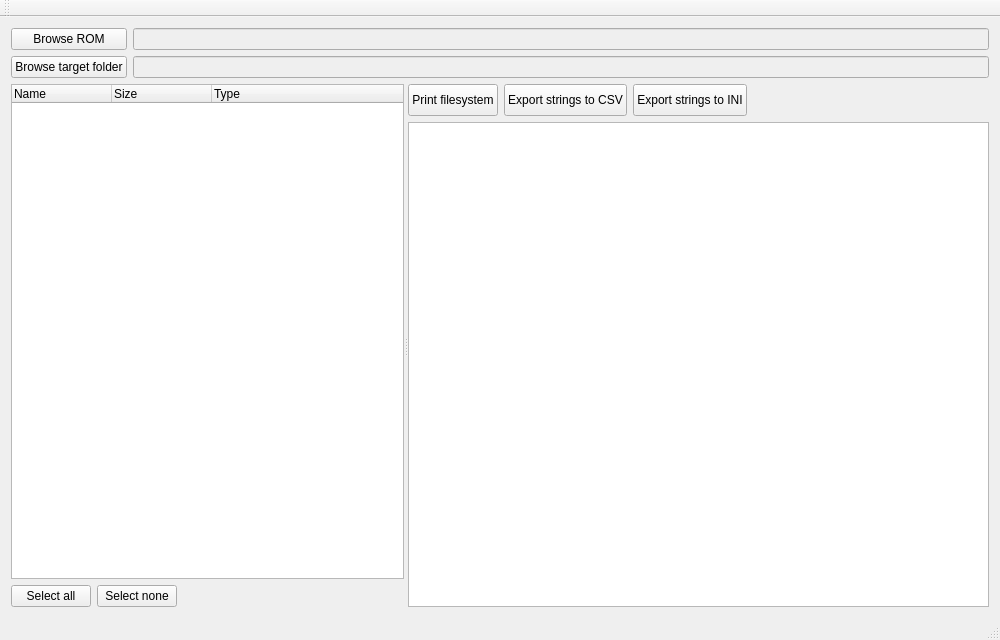
Above: src/ui/QtNDSLocUtils.ui from justedni/nds_loc_utils before the change. Below: the same form after it.
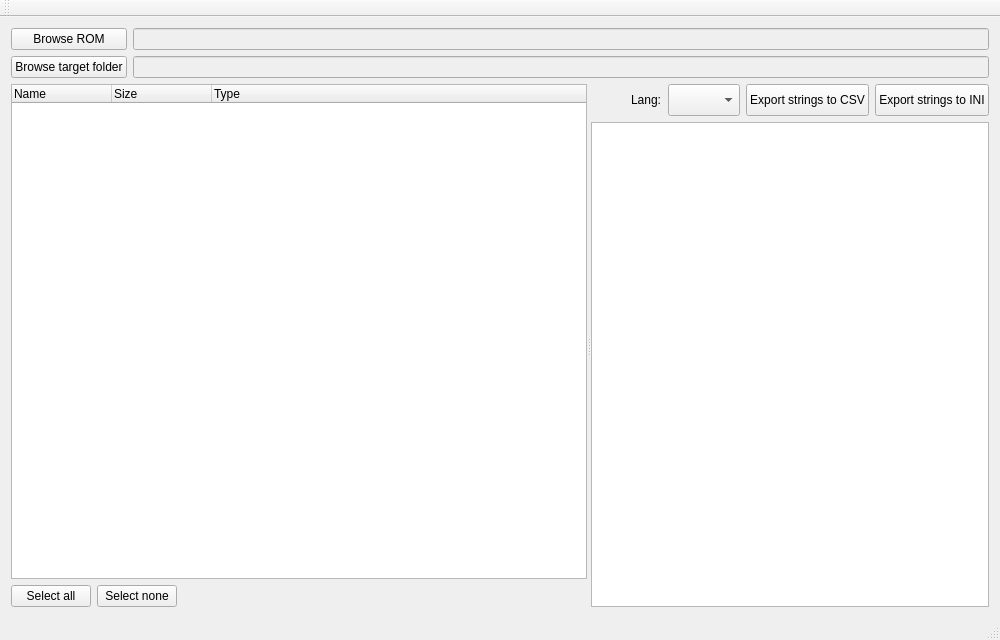
That is the form after the change.

Commit message: Added lang export selector in UI

Diff of the .ui file:
```diff
--- a/src/ui/QtNDSLocUtils.ui
+++ b/src/ui/QtNDSLocUtils.ui
@@ -65,6 +65,12 @@
        <bool>false</bool>
       </property>
       <widget class="QWidget" name="panelFiles" native="true">
+       <property name="sizePolicy">
+        <sizepolicy hsizetype="Preferred" vsizetype="Preferred">
+         <horstretch>2</horstretch>
+         <verstretch>0</verstretch>
+        </sizepolicy>
+       </property>
        <layout class="QVBoxLayout" name="layoutFiles">
         <property name="leftMargin">
          <number>0</number>
@@ -156,16 +162,33 @@
         <item>
          <layout class="QHBoxLayout" name="layoutActions">
           <item>
-           <widget class="QPushButton" name="buttonPrintFilesystem">
+           <spacer name="spacerActions">
+            <property name="orientation">
+             <enum>Qt::Orientation::Horizontal</enum>
+            </property>
+            <property name="sizeHint" stdset="0">
+             <size>
+              <width>40</width>
+              <height>20</height>
+             </size>
+            </property>
+           </spacer>
+          </item>
+          <item>
+           <widget class="QLabel" name="labelLanguage">
+            <property name="text">
+             <string>Lang:</string>
+            </property>
+           </widget>
+          </item>
+          <item>
+           <widget class="QComboBox" name="comboLanguage">
             <property name="minimumSize">
              <size>
-              <width>0</width>
+              <width>50</width>
               <height>32</height>
              </size>
             </property>
-            <property name="text">
-             <string>Print filesystem</string>
-            </property>
            </widget>
           </item>
           <item>
@@ -194,19 +217,6 @@
             </property>
            </widget>
           </item>
-          <item>
-           <spacer name="spacerActions">
-            <property name="orientation">
-             <enum>Qt::Orientation::Horizontal</enum>
-            </property>
-            <property name="sizeHint" stdset="0">
-             <size>
-              <width>40</width>
-              <height>20</height>
-             </size>
-            </property>
-           </spacer>
-          </item>
          </layout>
         </item>
         <item>
```
The commit also changes 5 other files.
